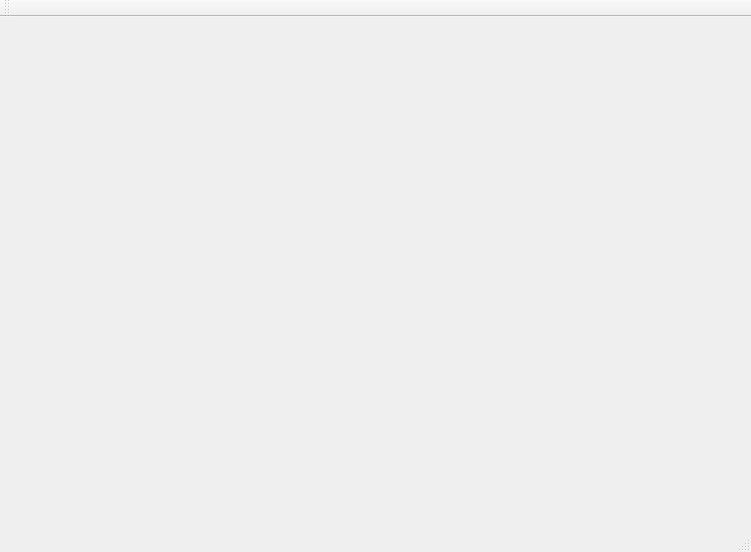
Before: the Qt Designer form mainwindow.ui in wdy0401/job_trigger, drawn with Qt 5.
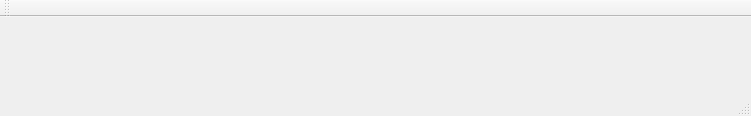
After: the same form once the commit is applied.

```diff
--- a/mainwindow.ui
+++ b/mainwindow.ui
@@ -7,7 +7,7 @@
     <x>0</x>
     <y>0</y>
     <width>751</width>
-    <height>552</height>
+    <height>116</height>
    </rect>
   </property>
   <property name="windowTitle">
```
